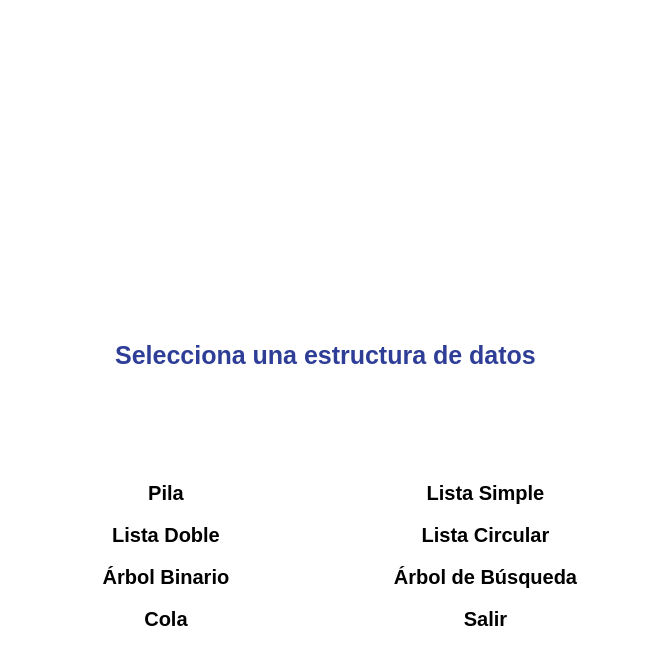
derekCmorales/Data-Structures-Visualizer, file mainwindow.ui: the form before one commit.
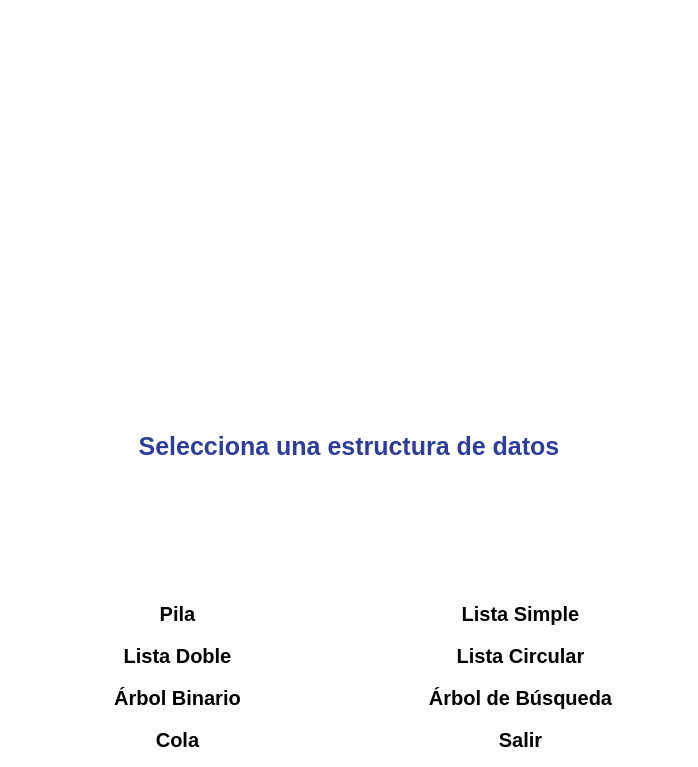
The form after the commit. Icons and pictures are not drawn.

The edit to the form file:
```diff
--- a/mainwindow.ui
+++ b/mainwindow.ui
@@ -6,8 +6,8 @@
    <rect>
     <x>0</x>
     <y>0</y>
-    <width>651</width>
-    <height>646</height>
+    <width>698</width>
+    <height>767</height>
    </rect>
   </property>
   <property name="palette">
```
Left out of the diff: 53 changed lines with no effect on the pictures.
